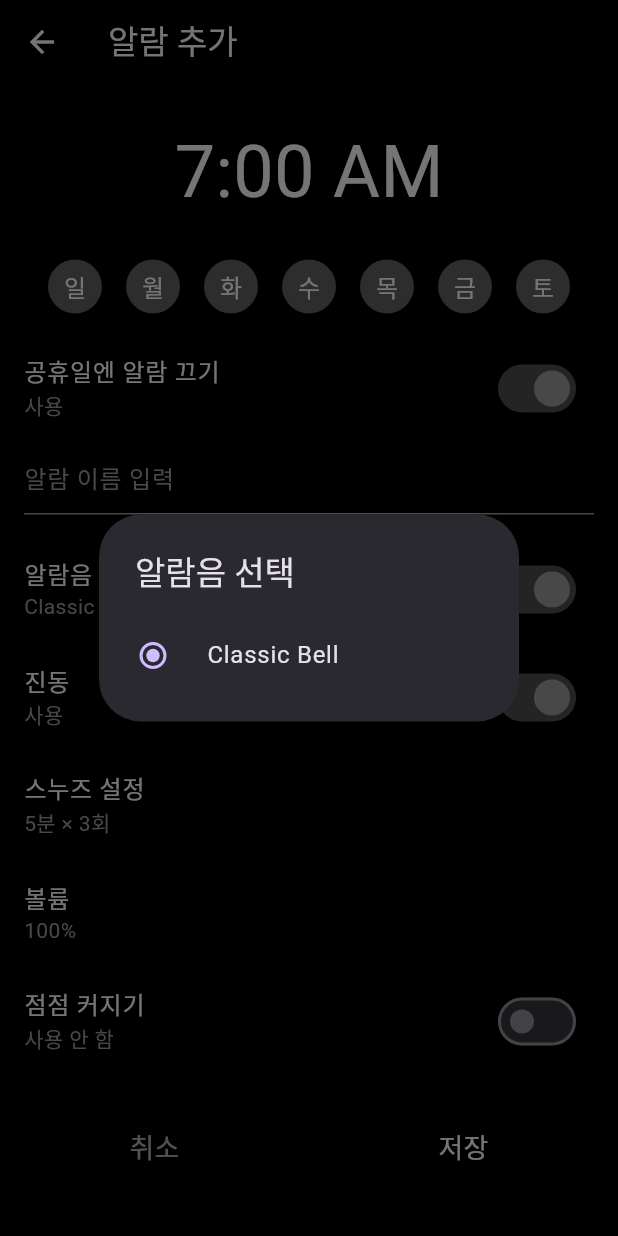
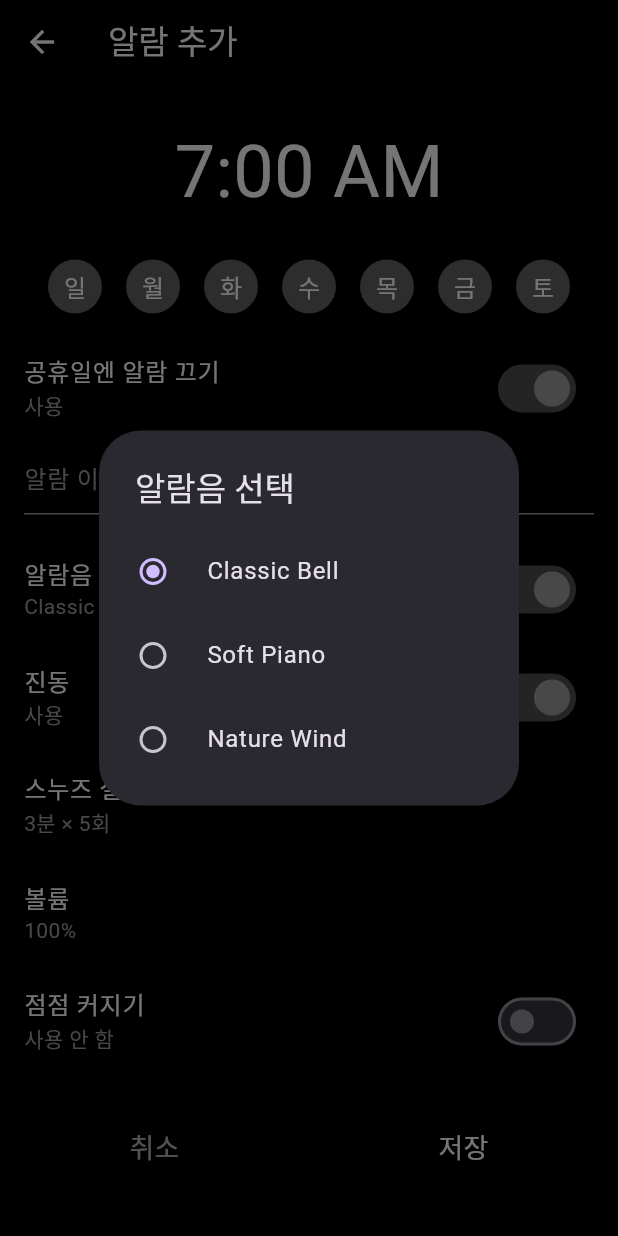
Before and after one commit to rjsdn031/NextUp, a Flutter app: the AddAlarmScreen screen opened directly, after a tap on "알람음", on a phone screen of 412 x 824 dp. Run offline on Flutter 3.47's test engine with Material 3 defaults, Android fonts, the phone set to English and light mode, and no system bars; our stand-ins replace audioplayers, flutter_local_notifications, shared_preferences, vibration; missing offline and left inert: alarm, android_intent_plus, usage_stats; accounts and stored records are empty.

Commit message:
[refactor] Refactor AddAlarmScreen

```diff
--- /dev/null
+++ b/lib/data/alarm_constants.dart
@@ -0,0 +1,27 @@
+const Map<String, String> alarmSounds = {
+  'Classic Bell': 'assets/sounds/test_sound.mp3',
+  'Soft Piano': 'assets/sounds/soft_piano.mp3',
+  'Nature Wind': 'assets/sounds/nature_wind.mp3',
+};
+
+const defaultRingtoneName = 'Classic Bell';
+const defaultRingtonePath = 'assets/sounds/test_sound.mp3';
+
+const snoozeOptions = [
+  {'interval': 5, 'count': 3},
+  {'interval': 5, 'count': 5},
+  {'interval': 5, 'count': -1},
+  {'interval': 10, 'count': 3},
+  {'interval': 10, 'count': 5},
+  {'interval': 10, 'count': -1},
+  {'interval': 15, 'count': 3},
+  {'interval': 15, 'count': 5},
+  {'interval': 15, 'count': -1},
+];
+
+const defalutSnoozeInterval = 3;
+const defaultMaxSnoozeCount = 5;
+
+String formatSnoozeOption(int interval, int count) {
+  return count == -1 ? '$interval분 × 계속반복' : '$interval분 × $count회';
+}
--- a/lib/screens/add_alarm_screen.dart
+++ b/lib/screens/add_alarm_screen.dart
@@ -1,34 +1,15 @@
 import 'package:flutter/material.dart';
+import 'package:nextup/widgets/bottom_action_buttons.dart';
+import '../data/alarm_constants.dart';
 import '../models/alarm_model.dart';
 import '../services/alarm_service.dart';
+import '../widgets/alarm_options_view.dart';
+import '../widgets/alarm_time_picker.dart';
 import '../widgets/alarm_name_field.dart';
 import '../widgets/day_selector.dart';
 import '../widgets/delete_alarm_button.dart';
 import '../widgets/option_tile.dart';
 import '../utils/dialog_utils.dart';
-import '../widgets/alarm_time_picker.dart';
-
-const Map<String, String> alarmSounds = {
-  'Classic Bell': 'assets/sounds/test_sound.mp3',
-  // 'Soft Piano': 'assets/sounds/soft_piano.mp3',
-  // 'Nature Wind': 'assets/sounds/nature_wind.mp3',
-};
-
-const snoozeOptions = [
-  {'interval': 5, 'count': 3},
-  {'interval': 5, 'count': 5},
-  {'interval': 5, 'count': -1},
-  {'interval': 10, 'count': 3},
-  {'interval': 10, 'count': 5},
-  {'interval': 10, 'count': -1},
-  {'interval': 15, 'count': 3},
-  {'interval': 15, 'count': 5},
-  {'interval': 15, 'count': -1},
-];
-
-String formatSnoozeOption(int interval, int count) {
-  return count == -1 ? '$interval분 × 계속반복' : '$interval분 × $count회';
-}
 
 class AddAlarmScreen extends StatefulWidget {
   final AlarmModel? initialAlarm;
@@ -52,18 +33,21 @@ class _AddAlarmScreenState extends State<AddAlarmScreen> {
   bool loopAudio = true;
 
   bool alarmSoundEnabled = true;
-  String selectedRingtoneName = 'Classic Bell';
-  String selectedRingtonePath = 'assets/sounds/test_sound.mp3';
+  String selectedRingtoneName = defaultRingtoneName;
+  String selectedRingtonePath = defaultRingtonePath;
 
   bool snoozeEnabled = false;
-  int snoozeInterval = 5;
-  int maxSnoozeCount = 3;
+  int snoozeInterval = defalutSnoozeInterval;
+  int maxSnoozeCount = defaultMaxSnoozeCount;
 
   @override
   void initState() {
     super.initState();
-    final alarm = widget.initialAlarm;
-    if (alarm != null) {
+    _initializeFromAlarm(widget.initialAlarm);
+  }
+
+  void _initializeFromAlarm(AlarmModel? alarm) {
+    if (alarm == null) return;
     selectedTime = alarm.time;
     selectedDays = alarm.days.toSet();
     skipHolidays = alarm.skipHolidays;
@@ -75,10 +59,7 @@ class _AddAlarmScreenState extends State<AddAlarmScreen> {
     alarmSoundEnabled = alarm.alarmSoundEnabled;
     selectedRingtoneName = alarm.ringtoneName;
     selectedRingtonePath = alarm.assetAudioPath;
-      snoozeEnabled = false;
-      snoozeInterval = 5;
-      maxSnoozeCount = 3;
-    }
+    // snoozeEnabled = false;
   }
 
   void _pickTime() async {
@@ -90,9 +71,22 @@ class _AddAlarmScreenState extends State<AddAlarmScreen> {
   }
 
   void _saveAlarm() async {
+    final updatedAlarm = _buildAlarmModel();
+
+    if (updatedAlarm.enabled) {
+      await AlarmService.scheduleAlarm(updatedAlarm);
+    }
+
+    if (widget.initialAlarm != null && widget.index != null) {
+      Navigator.pop(context, {'alarm': updatedAlarm, 'index': widget.index});
+    } else {
+      Navigator.pop(context, updatedAlarm);
+    }
+  }
+
+  AlarmModel _buildAlarmModel() {
     final alarmId = widget.index ?? DateTime.now().hashCode;
-
-    final updatedAlarm = AlarmModel(
+    return AlarmModel(
       id: alarmId,
       time: selectedTime,
       days: selectedDays.toList(),
@@ -110,20 +104,70 @@ class _AddAlarmScreenState extends State<AddAlarmScreen> {
       snoozeInterval: snoozeInterval,
       maxSnoozeCount: maxSnoozeCount,
     );
-
-    if (updatedAlarm.enabled) {
-      await AlarmService.scheduleAlarm(updatedAlarm);
-    }
-
-    if (widget.initialAlarm != null && widget.index != null) {
-      Navigator.pop(context, {'alarm': updatedAlarm, 'index': widget.index});
-    } else {
-      Navigator.pop(context, updatedAlarm);
-    }
   }
 
   String get selectedSnoozeLabel =>
       formatSnoozeOption(snoozeInterval, maxSnoozeCount);
+
+  Future<void> _onSelectAlarmSound() async {
+    final selected = await showOptionDialog(
+      context,
+      '알람음 선택',
+      alarmSounds.keys.toList(),
+      selectedRingtoneName,
+    );
+    if (selected != null) {
+      setState(() {
+        selectedRingtoneName = selected;
+        selectedRingtonePath = alarmSounds[selected]!;
+      });
+    }
+  }
+
+  void _onToggleVibration(bool val) {
+    setState(() => vibrationEnabled = val);
+  }
+
+  Future<void> _onSelectSnooze() async {
+    final options = snoozeOptions
+        .map((opt) => formatSnoozeOption(opt['interval']!, opt['count']!))
+        .toList();
+    final selected = await showOptionDialog(
+      context,
+      '스누즈 설정 선택',
+      options,
+      selectedSnoozeLabel,
+    );
+    if (selected != null) {
+      final idx = options.indexOf(selected);
+      final selectedOption = snoozeOptions[idx];
+      setState(() {
+        snoozeInterval = selectedOption['interval']!;
+        maxSnoozeCount = selectedOption['count']!;
+      });
+    }
+  }
+
+  Future<void> _onSelectVolume() async {
+    final selected = await showSliderDialog(
+      context: context,
+      title: '볼륨 설정',
+      initial: volume,
+      min: 0,
+      max: 1,
+      divisions: 10,
+      formatValue: (v) => '${(v * 100).round()}%',
+    );
+    if (selected != null) setState(() => volume = selected);
+  }
+
+  void _onToggleFade(bool val) {
+    setState(() => fadeDuration = val ? 30 : 0);
+  }
+
+  void _onToggleAlarmSound(bool val) {
+    setState(() => alarmSoundEnabled = val);
+  }
 
   @override
   Widget build(BuildContext context) {
@@ -139,10 +183,7 @@ class _AddAlarmScreenState extends State<AddAlarmScreen> {
         child: Column(
           crossAxisAlignment: CrossAxisAlignment.stretch,
           children: [
-            AlarmTimePicker(
-              time: selectedTime,
-              onTap: _pickTime,
-            ),
+            AlarmTimePicker(time: selectedTime, onTap: _pickTime),
             DaySelector(
               selectedDays: selectedDays,
               onChanged: (Set<DayOfWeek> days) {
@@ -162,88 +203,19 @@ class _AddAlarmScreenState extends State<AddAlarmScreen> {
               onChanged: (val) => alarmName = val,
             ),
             const SizedBox(height: 14),
-            OptionTile(
-              title: '알람음',
-              subtitle: alarmSoundEnabled ? selectedRingtoneName : '사용 안 함',
-              value: alarmSoundEnabled,
-              onTap: alarmSoundEnabled
-                  ? () async {
-                      final selected = await showOptionDialog(
-                        context,
-                        '알람음 선택',
-                        alarmSounds.keys.toList(),
-                        selectedRingtoneName,
-                      );
-                      if (selected != null) {
-                        setState(() {
-                          selectedRingtoneName = selected;
-                          selectedRingtonePath = alarmSounds[selected]!;
-                        });
-                      }
-                    }
-                  : null,
-              onSwitch: (val) => setState(() => alarmSoundEnabled = val),
-            ),
-            OptionTile(
-              title: '진동',
-              value: vibrationEnabled,
-              subtitle: vibrationEnabled ? '사용' : '사용 안 함',
-              onTap: null,
-              onSwitch: (val) => setState(() => vibrationEnabled = val),
-            ),
-            OptionTile(
-              title: '스누즈 설정',
-              subtitle: selectedSnoozeLabel,
-              value: true,
-              onTap: () async {
-                final options = snoozeOptions
-                    .map(
-                      (opt) =>
-                          formatSnoozeOption(opt['interval']!, opt['count']!),
-                    )
-                    .toList();
-                final selected = await showOptionDialog(
-                  context,
-                  '스누즈 설정 선택',
-                  options,
-                  selectedSnoozeLabel,
-                );
-
-                if (selected != null) {
-                  final idx = options.indexOf(selected);
-                  final selectedOption = snoozeOptions[idx];
-                  setState(() {
-                    snoozeInterval = selectedOption['interval']!;
-                    maxSnoozeCount = selectedOption['count']!;
-                  });
-                }
-              },
-              onSwitch: null,
-            ),
-            OptionTile(
-              title: '볼륨',
-              value: true,
-              subtitle: '${(volume * 100).round()}%',
-              onTap: () async {
-                final selected = await showSliderDialog(
-                  context: context,
-                  title: '볼륨 설정',
-                  initial: volume,
-                  min: 0,
-                  max: 1,
-                  divisions: 10,
-                  formatValue: (v) => '${(v * 100).round()}%',
-                );
-                if (selected != null) setState(() => volume = selected);
-              },
-              onSwitch: null,
-            ),
-            OptionTile(
-              title: '점점 커지기',
-              value: fadeDuration > 0,
-              subtitle: fadeDuration > 0 ? '사용' : '사용 안 함',
-              onTap: null,
-              onSwitch: (val) => setState(() => fadeDuration = val ? 30 : 0),
+            AlarmOptionsView(
+              alarmSoundEnabled: alarmSoundEnabled,
+              selectedRingtoneName: selectedRingtoneName,
+              onAlarmSoundToggle: _onToggleAlarmSound,
+              onSelectSound: _onSelectAlarmSound,
+              vibrationEnabled: vibrationEnabled,
+              onVibrationToggle: _onToggleVibration,
+              snoozeLabel: selectedSnoozeLabel,
+              onSelectSnooze: _onSelectSnooze,
+              volume: volume,
+              onSelectVolume: _onSelectVolume,
+              fadeEnabled: fadeDuration > 0,
+              onFadeToggle: _onToggleFade,
             ),
 
             if (widget.initialAlarm != null)
@@ -257,27 +229,9 @@ class _AddAlarmScreenState extends State<AddAlarmScreen> {
                 },
               ),
             const SizedBox(height: 24),
-            Row(
-              children: [
-                Expanded(
-                  child: TextButton(
-                    onPressed: () => Navigator.pop(context),
-                    child: const Text(
-                      '취소',
-                      style: TextStyle(fontSize: 18, color: Colors.white70),
-                    ),
-                  ),
-                ),
-                Expanded(
-                  child: TextButton(
-                    onPressed: _saveAlarm,
-                    child: const Text(
-                      '저장',
-                      style: TextStyle(fontSize: 18, color: Colors.white),
-                    ),
-                  ),
-                ),
-              ],
+            BottomActionButtons(
+              onCancel: () => Navigator.pop(context),
+              onSave: _saveAlarm,
             ),
             const SizedBox(height: 24),
           ],
--- a/lib/screens/alarm_list_screen.dart
+++ b/lib/screens/alarm_list_screen.dart
@@ -5,7 +5,7 @@ import '../services/alarm_service.dart';
 import '../storage/alarm_storage.dart';
 import '../widgets/alarm_list_view.dart';
 import '../widgets/alarm_fab.dart';
-import '../widgets/main_app_bar.dart';
+import '../widgets/alarm_list_screen_app_bar.dart';
 import 'add_alarm_screen.dart';
 
 class AlarmListScreen extends StatefulWidget {
@@ -125,7 +125,7 @@ class _AlarmListScreenState extends State<AlarmListScreen> {
   Widget build(BuildContext context) {
     return Scaffold(
       backgroundColor: Colors.black,
-      appBar: const MainAppBar(),
+      appBar: const AlarmListScreenAppBar(),
       body: AlarmListView(
         alarms: alarms,
         now: now,
--- a/lib/widgets/main_app_bar.dart
+++ b/lib/widgets/alarm_list_screen_app_bar.dart
@@ -1,8 +1,8 @@
 import 'package:flutter/material.dart';
 import '../screens/usage_stats_screen.dart';
 
-class MainAppBar extends StatelessWidget implements PreferredSizeWidget {
-  const MainAppBar({super.key});
+class AlarmListScreenAppBar extends StatelessWidget implements PreferredSizeWidget {
+  const AlarmListScreenAppBar({super.key});
 
   @override
   Size get preferredSize => const Size.fromHeight(kToolbarHeight);
--- /dev/null
+++ b/lib/widgets/alarm_options_view.dart
@@ -0,0 +1,80 @@
+import 'package:flutter/material.dart';
+import '../widgets/option_tile.dart';
+
+class AlarmOptionsView extends StatelessWidget {
+  final bool alarmSoundEnabled;
+  final String selectedRingtoneName;
+  final void Function(bool) onAlarmSoundToggle;
+  final Future<void> Function() onSelectSound;
+
+  final bool vibrationEnabled;
+  final void Function(bool) onVibrationToggle;
+
+  final String snoozeLabel;
+  final Future<void> Function() onSelectSnooze;
+
+  final double volume;
+  final Future<void> Function() onSelectVolume;
+
+  final bool fadeEnabled;
+  final void Function(bool) onFadeToggle;
+
+  const AlarmOptionsView({
+    super.key,
+    required this.alarmSoundEnabled,
+    required this.selectedRingtoneName,
+    required this.onAlarmSoundToggle,
+    required this.onSelectSound,
+    required this.vibrationEnabled,
+    required this.onVibrationToggle,
+    required this.snoozeLabel,
+    required this.onSelectSnooze,
+    required this.volume,
+    required this.onSelectVolume,
+    required this.fadeEnabled,
+    required this.onFadeToggle,
+  });
+
+  @override
+  Widget build(BuildContext context) {
+    return Column(
+      children: [
+        OptionTile(
+          title: '알람음',
+          subtitle: alarmSoundEnabled ? selectedRingtoneName : '사용 안 함',
+          value: alarmSoundEnabled,
+          onTap: alarmSoundEnabled ? onSelectSound : null,
+          onSwitch: onAlarmSoundToggle,
+        ),
+        OptionTile(
+          title: '진동',
+          subtitle: vibrationEnabled ? '사용' : '사용 안 함',
+          value: vibrationEnabled,
+          onTap: null,
+          onSwitch: onVibrationToggle,
+        ),
+        OptionTile(
+          title: '스누즈 설정',
+          subtitle: snoozeLabel,
+          value: true,
+          onTap: onSelectSnooze,
+          onSwitch: null,
+        ),
+        OptionTile(
+          title: '볼륨',
+          subtitle: '${(volume * 100).round()}%',
+          value: true,
+          onTap: onSelectVolume,
+          onSwitch: null,
+        ),
+        OptionTile(
+          title: '점점 커지기',
+          subtitle: fadeEnabled ? '사용' : '사용 안 함',
+          value: fadeEnabled,
+          onTap: null,
+          onSwitch: onFadeToggle,
+        ),
+      ],
+    );
+  }
+}
--- /dev/null
+++ b/lib/widgets/bottom_action_buttons.dart
@@ -0,0 +1,28 @@
+import 'package:flutter/material.dart';
+
+class BottomActionButtons extends StatelessWidget {
+  final VoidCallback onCancel;
+  final VoidCallback onSave;
+
+  const BottomActionButtons({required this.onCancel, required this.onSave, super.key});
+
+  @override
+  Widget build(BuildContext context) {
+    return Row(
+      children: [
+        Expanded(
+          child: TextButton(
+            onPressed: onCancel,
+            child: const Text('취소', style: TextStyle(fontSize: 18, color: Colors.white70)),
+          ),
+        ),
+        Expanded(
+          child: TextButton(
+            onPressed: onSave,
+            child: const Text('저장', style: TextStyle(fontSize: 18, color: Colors.white)),
+          ),
+        ),
+      ],
+    );
+  }
+}
```
Lines whose indentation alone changed are shown as unchanged.
